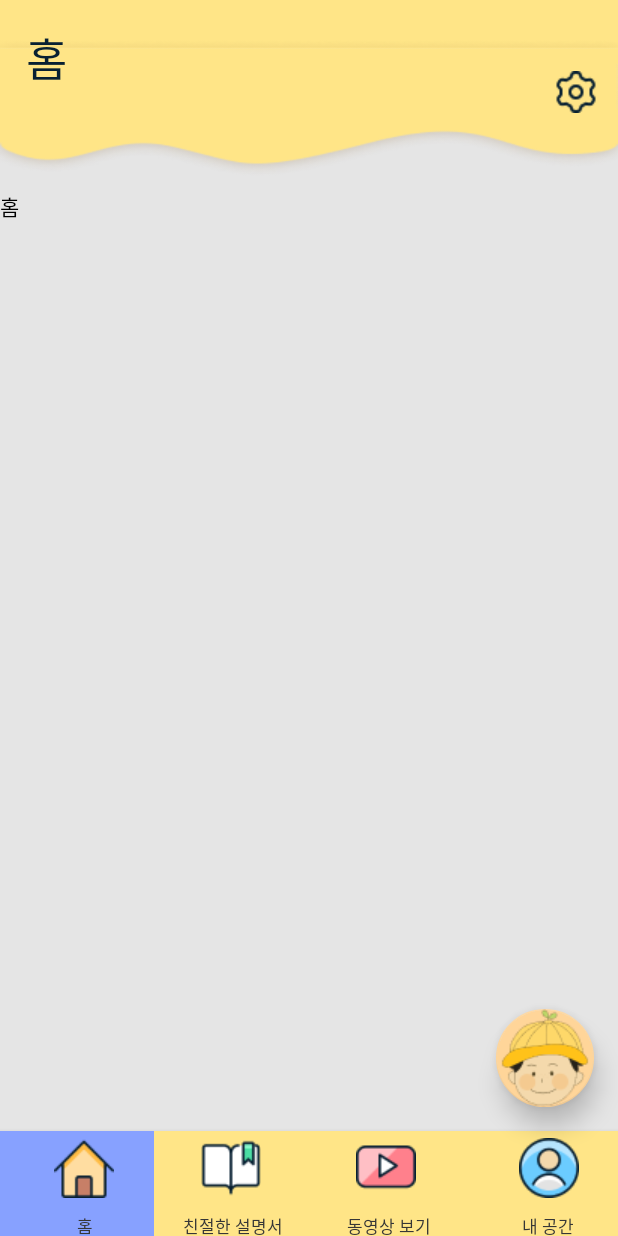
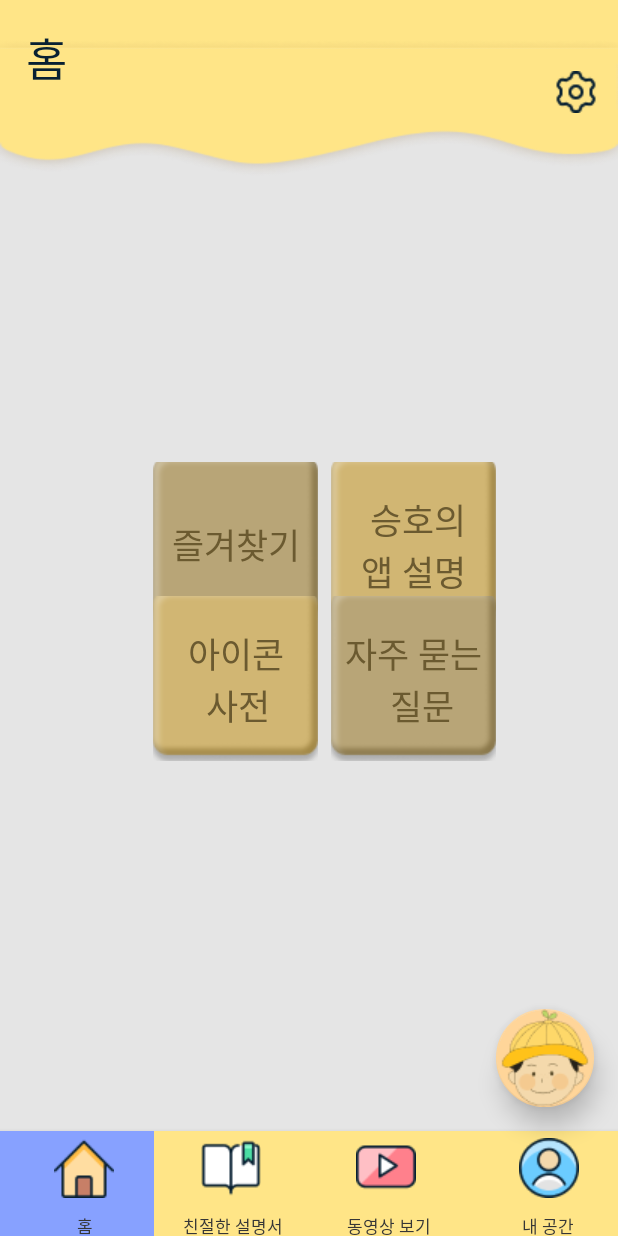
Before and after one commit to Nugu-ai/Frgrandchild, an Android app: the screen it shows after launch (MainActivity), on a phone screen of 412 x 824 dp. Run offline under Robolectric (Android 15) with nearby library versions, the phone set to English and light mode, and no system bars.

Commit message:
Update Home and other Activity

```diff
--- a/app/src/main/java/com/example/test/fragment/HomeFragment.kt
+++ b/app/src/main/java/com/example/test/fragment/HomeFragment.kt
@@ -1,11 +1,16 @@
 package com.example.test.fragment
 
+import android.content.Intent
 import android.os.Bundle
 import android.view.LayoutInflater
 import android.view.View
 import android.view.ViewGroup
 import androidx.fragment.app.Fragment
+import com.example.test.FaqActivity
+import com.example.test.FavoriteActivity
+import com.example.test.IconActivity
 import com.example.test.R
+import kotlinx.android.synthetic.main.fragment_home.*
 
 // TODO: Rename parameter arguments, choose names that match
 // the fragment initialization parameters, e.g. ARG_ITEM_NUMBER
@@ -28,14 +33,30 @@ class HomeFragment : Fragment() {
             param1 = it.getString(ARG_PARAM1)
             param2 = it.getString(ARG_PARAM2)
         }
+
     }
-
     override fun onCreateView(
         inflater: LayoutInflater, container: ViewGroup?,
         savedInstanceState: Bundle?
     ): View? {
         // Inflate the layout for this fragment
+
         return inflater.inflate(R.layout.fragment_home, container, false)
+    }
+    override fun onViewCreated(view: View, savedInstanceState: Bundle?) {
+        super.onViewCreated(view, savedInstanceState)
+        home_btn1.setOnClickListener{
+            val intent = Intent(getActivity(), FavoriteActivity::class.java)
+            startActivity(intent)
+        }
+        home_btn3.setOnClickListener{
+            val intent = Intent(getActivity(), IconActivity::class.java)
+            startActivity(intent)
+        }
+        home_btn4.setOnClickListener {
+            val intent = Intent(getActivity(), FaqActivity::class.java)
+            startActivity(intent)
+        }
     }
 
     companion object {
--- a/app/src/main/res/layout/fragment_home.xml
+++ b/app/src/main/res/layout/fragment_home.xml
@@ -1,4 +1,5 @@
-<FrameLayout xmlns:android="http://schemas.android.com/apk/res/android"
+<androidx.constraintlayout.widget.ConstraintLayout xmlns:android="http://schemas.android.com/apk/res/android"
+    xmlns:app="http://schemas.android.com/apk/res-auto"
     xmlns:tools="http://schemas.android.com/tools"
     android:layout_width="match_parent"
     android:layout_height="match_parent"
@@ -6,12 +7,99 @@
     android:fitsSystemWindows="true"
     android:background="#E5E5E5">
 
-    <!-- TODO: Update blank fragment layout -->
+    <ImageButton
+        android:id="@+id/home_btn1"
+        android:layout_width="110dp"
+        android:layout_height="110dp"
+        android:src="@drawable/home_rectangle1"
+        app:layout_constraintBottom_toBottomOf="parent"
+        app:layout_constraintEnd_toEndOf="parent"
+        app:layout_constraintHorizontal_bias="0.338"
+        app:layout_constraintStart_toStartOf="parent"
+        app:layout_constraintTop_toTopOf="parent"
+        app:layout_constraintVertical_bias="0.408" />
+
+
     <TextView
-        android:layout_width="match_parent"
-        android:layout_height="match_parent"
-        android:layout_marginTop="50dp"
-        android:text="@string/home"
-        android:textColor="@color/black"/>
+        android:layout_width="wrap_content"
+        android:layout_height="wrap_content"
+        android:fontFamily="@font/notosanskr"
+        android:text="즐겨찾기"
+        android:textColor="#6B5A30"
+        android:textSize="23sp"
+        app:layout_constraintBottom_toBottomOf="@+id/home_btn1"
+        app:layout_constraintEnd_toEndOf="@+id/home_btn1"
+        app:layout_constraintStart_toStartOf="@+id/home_btn1"
+        app:layout_constraintTop_toTopOf="@+id/home_btn1"
+        app:layout_constraintVertical_bias="0.50" />
 
-</FrameLayout>
+    <ImageButton
+        android:id="@+id/home_btn2"
+        android:layout_width="110dp"
+        android:layout_height="110dp"
+        android:src="@drawable/home_rectangle2"
+        app:layout_constraintBottom_toBottomOf="parent"
+        app:layout_constraintEnd_toEndOf="parent"
+        app:layout_constraintHorizontal_bias="0.730"
+        app:layout_constraintStart_toStartOf="parent"
+        app:layout_constraintTop_toTopOf="parent"
+        app:layout_constraintVertical_bias="0.408" />
+    <TextView
+        android:layout_width="wrap_content"
+        android:layout_height="wrap_content"
+        android:fontFamily="@font/notosanskr"
+        android:text=" 승호의\n앱 설명"
+        android:textColor="#6B5A30"
+        android:textSize="23sp"
+        app:layout_constraintBottom_toBottomOf="@+id/home_btn2"
+        app:layout_constraintEnd_toEndOf="@+id/home_btn2"
+        app:layout_constraintStart_toStartOf="@+id/home_btn2"
+        app:layout_constraintTop_toTopOf="@+id/home_btn2"
+        app:layout_constraintVertical_bias="0.50" />
+    <ImageButton
+        android:id="@+id/home_btn3"
+        android:layout_width="110dp"
+        android:layout_height="110dp"
+        android:src="@drawable/home_rectangle2"
+        app:layout_constraintBottom_toBottomOf="parent"
+        app:layout_constraintEnd_toEndOf="parent"
+        app:layout_constraintHorizontal_bias="0.338"
+        app:layout_constraintStart_toStartOf="parent"
+        app:layout_constraintTop_toTopOf="parent"
+        app:layout_constraintVertical_bias="0.565" />
+    <TextView
+        android:layout_width="wrap_content"
+        android:layout_height="wrap_content"
+        android:fontFamily="@font/notosanskr"
+        android:text="아이콘\n  사전"
+        android:textColor="#6B5A30"
+        android:textSize="23sp"
+        app:layout_constraintBottom_toBottomOf="@+id/home_btn3"
+        app:layout_constraintEnd_toEndOf="@+id/home_btn3"
+        app:layout_constraintStart_toStartOf="@+id/home_btn3"
+        app:layout_constraintTop_toTopOf="@+id/home_btn3"
+        app:layout_constraintVertical_bias="0.50" />
+    <ImageButton
+        android:id="@+id/home_btn4"
+        android:layout_width="110dp"
+        android:layout_height="110dp"
+        android:src="@drawable/home_rectangle1"
+        app:layout_constraintBottom_toBottomOf="parent"
+        app:layout_constraintEnd_toEndOf="parent"
+        app:layout_constraintHorizontal_bias="0.730"
+        app:layout_constraintStart_toStartOf="parent"
+        app:layout_constraintTop_toTopOf="parent"
+        app:layout_constraintVertical_bias="0.565" />
+    <TextView
+        android:layout_width="wrap_content"
+        android:layout_height="wrap_content"
+        android:fontFamily="@font/notosanskr"
+        android:text="자주 묻는\n     질문"
+        android:textColor="#6B5A30"
+        android:textSize="23sp"
+        app:layout_constraintBottom_toBottomOf="@+id/home_btn4"
+        app:layout_constraintEnd_toEndOf="@+id/home_btn4"
+        app:layout_constraintStart_toStartOf="@+id/home_btn4"
+        app:layout_constraintTop_toTopOf="@+id/home_btn4"
+        app:layout_constraintVertical_bias="0.50" />
+</androidx.constraintlayout.widget.ConstraintLayout>
```
Also changed, not shown: app/src/main/AndroidManifest.xml (+9 -0 lines), app/src/main/java/com/example/test/FaqActivity.kt (added, +22 -0 lines), app/src/main/java/com/example/test/FavoriteActivity.kt (added, +22 -0 lines), app/src/main/java/com/example/test/IconActivity.kt (added, +22 -0 lines), app/src/main/java/com/example/test/MainActivity.kt (+1 -4 lines), app/src/main/res/layout/activity_faq.xml (added, +67 -0 lines), app/src/main/res/layout/activity_favorite.xml (added, +67 -0 lines), app/src/main/res/layout/activity_icon.xml (added, +67 -0 lines), app/src/main/res/drawable/home_rectangle1.png (added), app/src/main/res/drawable/home_rectangle2.png (added).
